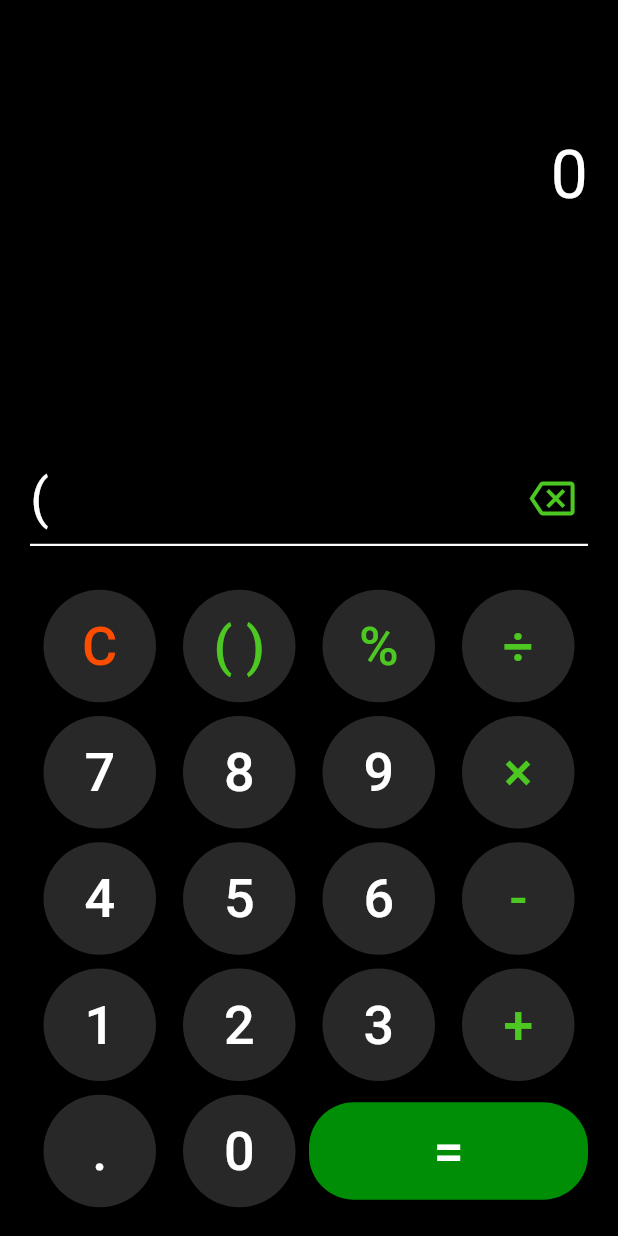
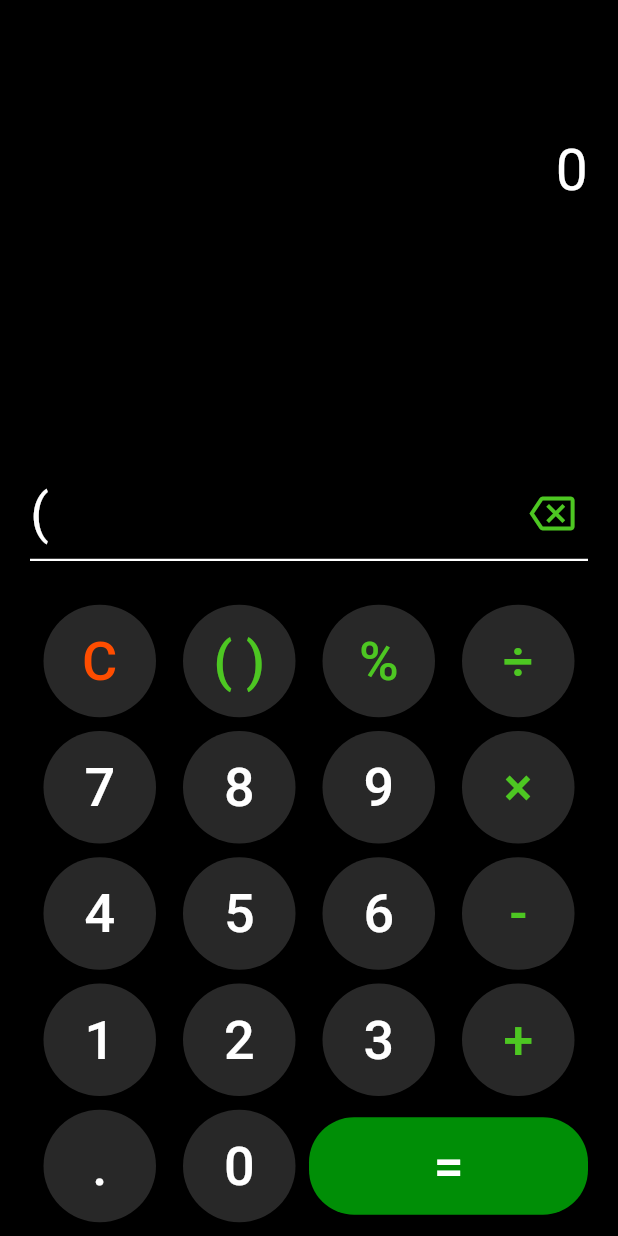
Before and after one commit to Adel-Alhassani/Mobile-calculator, a Flutter app: the screen it shows after launch, after a tap on "( )", on a phone screen of 412 x 824 dp. Run offline on Flutter 3.47's test engine with Material 3 defaults, Android fonts, the light colour scheme and no system bars; missing offline and left inert: function_tree.

Commit message:
Fix long expression and result exceed screen boundaries

```diff
--- a/lib/main.dart
+++ b/lib/main.dart
@@ -47,18 +47,29 @@ class _CalculatorPageState extends State<CalculatorPage> {
   }
 
   void addText(String text) {
+    if (isLengthLimitReached()) {
+      return;
+    }
     mathExpression = mathExpression + text;
     setState(() {});
   }
 
+  bool isLengthLimitReached() {
+    return mathExpression.length > 25;
+  }
+
   addBracket() {
+    if (isLengthLimitReached()) {
+      return;
+    }
     if (isBracketOpen) {
       isBracketOpen = false;
       return addText(")");
     } else {
       isBracketOpen = true;
-      if (mathExpression.length>=1 && !mathExpression[mathExpression.length - 1]
-          .contains(RegExp(r'[%-+÷×.]'))) {
+      if (mathExpression.length >= 1 &&
+          !mathExpression[mathExpression.length - 1]
+              .contains(RegExp(r'[%-+÷×.]'))) {
         return addText("×(");
       }
       return addText("(");
@@ -66,13 +77,20 @@ class _CalculatorPageState extends State<CalculatorPage> {
   }
 
   equal() {
+    if (!mathExpression.contains(RegExp(r'[%-+÷×]'))) {
+      return;
+    }
     try {
       String tempMathExp = mathExpression.replaceAll("÷", "/");
       tempMathExp = tempMathExp.replaceAll("×", "*");
       result = tempMathExp.interpret().toString().replaceAll(regex, "");
+      // if (result.length > 10) {
+      //   result = result.substring(0, 10);
+      // }
       mathExpression = result;
     } catch (e) {
       result = "Invalid";
+      print(e);
     }
 
     setState(() {});
@@ -91,18 +109,19 @@ class _CalculatorPageState extends State<CalculatorPage> {
       ),
       body: Container(
         width: double.infinity,
-        padding: EdgeInsets.symmetric(horizontal: 20, vertical: 10),
+        padding: EdgeInsets.symmetric(horizontal: 20, vertical: 0),
         color: Colors.black,
         child: Column(
             mainAxisAlignment: MainAxisAlignment.spaceBetween,
             children: [
               Container(
-                height: 60,
-                margin: EdgeInsets.only(top: 20, bottom: 40),
+                height: 115,
+                // color: Colors.red,
+                margin: EdgeInsets.only(top: 0, bottom: 40),
                 alignment: Alignment.centerRight,
                 child: Text(
                   result,
-                  style: TextStyle(fontSize: 44, color: Colors.white),
+                  style: TextStyle(fontSize: 38, color: Colors.white),
                 ),
               ),
               Column(
@@ -113,11 +132,15 @@ class _CalculatorPageState extends State<CalculatorPage> {
                       children: [
                         Column(
                           children: [
-                            Container(
-                              child: Text(mathExpression,
-                                  style: TextStyle(
-                                      fontSize: 36, color: Colors.white)),
-                              // color: Colors.yellow,
+                            SingleChildScrollView(
+                              scrollDirection: Axis.horizontal,
+                              child: Container(
+                                width: 280,
+                                child: Text(mathExpression,
+                                    style: TextStyle(
+                                        fontSize: 36, color: Colors.white)),
+                                // color: Colors.yellow,
+                              ),
                             )
                           ],
                         ),
```
